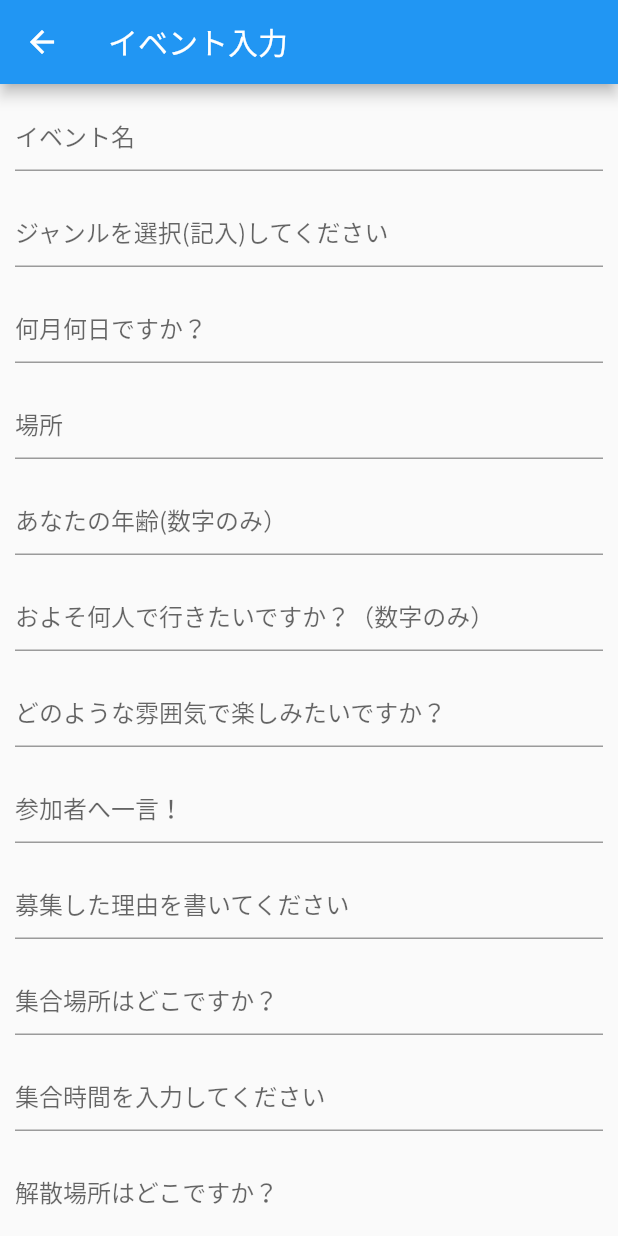
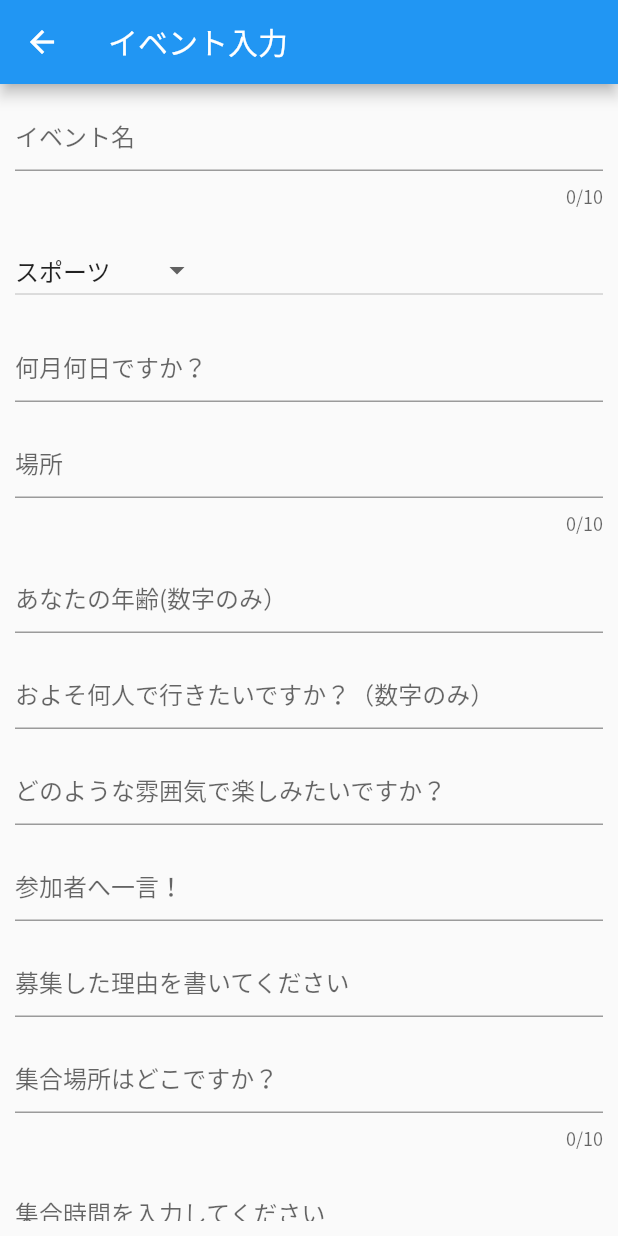
Before and after one commit to enpitut2022/Weeee, a Flutter app: the EventAddPage screen opened directly, on a phone screen of 412 x 824 dp. Run offline on Flutter 3.47's test engine with Material 2 defaults, Android fonts, the phone set to English and light mode, and no system bars; our stand-ins replace bubble, cloud_firestore, firebase_auth, firebase_core, flutter_chat_types, flutter_chat_ui and 1 more; accounts and stored records are empty.

Commit message:
edit add

```diff
--- a/lib/event_add.dart
+++ b/lib/event_add.dart
@@ -16,8 +16,8 @@ class _EventAddPageState extends State<EventAddPage> {
   void initState() {
     super.initState();
   }
-
   String? genderDefo = '男性';
+  String? genreDefo = 'スポーツ';
 
   @override
   Widget build(BuildContext context) {
@@ -35,7 +35,8 @@ class _EventAddPageState extends State<EventAddPage> {
                 child: ListView(
                   children: [
                     TextField(
-                      decoration: const InputDecoration(hintText: "イベント名"),
+                      maxLength: 10,
+                      decoration: const InputDecoration(hintText: "イベント名",),
                       onChanged: (text) {
                         model.name = text;
                       },
@@ -43,12 +44,43 @@ class _EventAddPageState extends State<EventAddPage> {
                     const SizedBox(
                       height: 16,
                     ),
-                    TextField(
-                      decoration:
-                          const InputDecoration(hintText: "ジャンルを選択(記入)してください"),
-                      onChanged: (text) {
-                        model.genre = text;
+                    DropdownButton(
+                      value: genreDefo,
+                      onChanged: (String? value) {
+                        setState(() {
+                          model.genre = value;
+                        });
                       },
+                      items: const [
+                        DropdownMenuItem(
+                          value: '音楽',
+                          child: Text('音楽'),
+                        ),
+                        DropdownMenuItem(
+                          value: 'スポーツ',
+                          child: Text('スポーツ'),
+                        ),
+                        DropdownMenuItem(
+                          value: '映画',
+                          child: Text('映画'),
+                        ),
+                        DropdownMenuItem(
+                          value: '芸術',
+                          child: Text('芸術'),
+                        ),
+                        DropdownMenuItem(
+                          value: 'ファッション',
+                          child: Text('ファッション'),
+                        ),
+                        DropdownMenuItem(
+                          value: '食事',
+                          child: Text('食事'),
+                        ),
+                        DropdownMenuItem(
+                          value: 'その他',
+                          child: Text('その他'),
+                        ),
+                      ],
                     ),
                     const SizedBox(
                       height: 16,
@@ -63,6 +95,7 @@ class _EventAddPageState extends State<EventAddPage> {
                       height: 16,
                     ),
                     TextField(
+                      maxLength: 10,
                       decoration: const InputDecoration(hintText: "場所"),
                       onChanged: (text) {
                         model.place = text;
@@ -124,6 +157,7 @@ class _EventAddPageState extends State<EventAddPage> {
                       height: 16,
                     ),
                     TextField(
+                      maxLength: 10,
                       decoration:
                           const InputDecoration(hintText: "集合場所はどこですか？"),
                       onChanged: (text) {
@@ -144,6 +178,7 @@ class _EventAddPageState extends State<EventAddPage> {
                       height: 16,
                     ),
                     TextField(
+                      maxLength: 10,
                       decoration:
                           const InputDecoration(hintText: "解散場所はどこですか？"),
                       onChanged: (text) {
--- a/lib/event_detail.dart
+++ b/lib/event_detail.dart
@@ -115,11 +115,11 @@ class EventDetail extends StatelessWidget {
       floatingActionButtonLocation: FloatingActionButtonLocation.centerFloat,
       floatingActionButton: FloatingActionButton.extended(
         // ここを押すと、チャットができるようになる？
-        onPressed: (){},
+        onPressed: () {},
         icon: const Icon(Icons.add),
         label: const Text("一緒に行きたい！"),
         backgroundColor: const Color.fromARGB(255, 255, 82, 70),
-        ),
+      ),
     );
   }
 }
--- a/lib/main.dart
+++ b/lib/main.dart
@@ -4,7 +4,6 @@ import 'package:enpit_weee/setting.dart';
 import 'package:flutter/material.dart';
 import 'package:firebase_core/firebase_core.dart';
 import 'firebase_options.dart';
-
 
 void main() async {
   await Firebase.initializeApp(
--- a/lib/model/event_model.dart
+++ b/lib/model/event_model.dart
@@ -30,8 +30,7 @@ class Event {
       required this.startplace,
       required this.starttime,
       required this.goalplace,
-      required this.goaltime
-      });
+      required this.goaltime});
 
   factory Event.fromSnapshot(DocumentSnapshot snapshot) {
     final _snapshot = snapshot.data() as Map<String, dynamic>;
```
